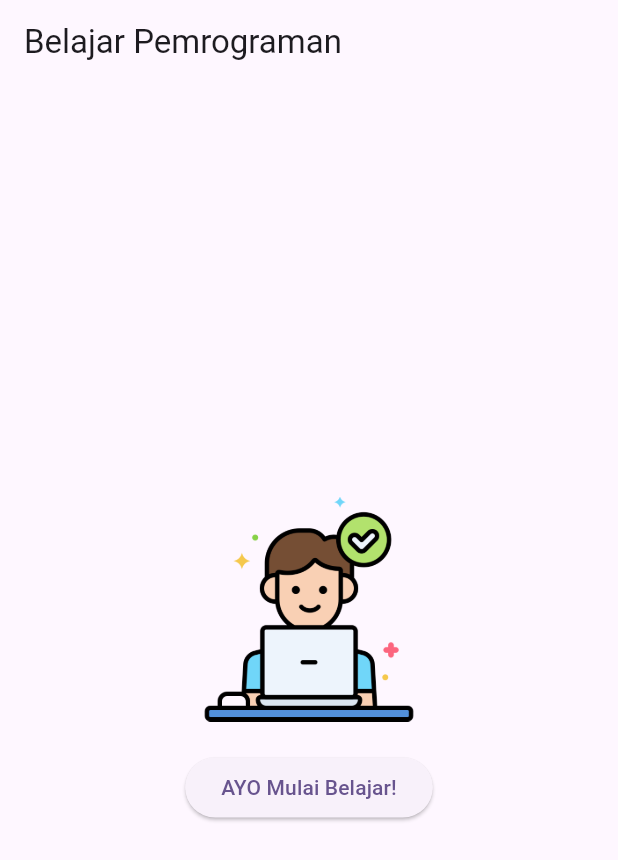
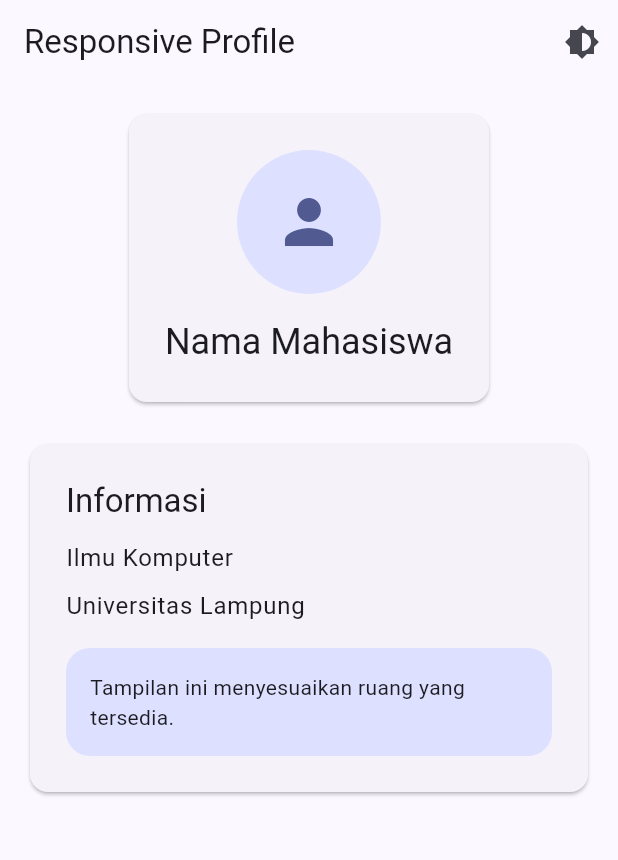
Before and after one commit to mourenemillie/prak_mola_hasna, a Flutter app: the screen it shows after launch, on a phone screen of 412 x 824 dp. Shown: the top 860 px of the screen. Run offline on Flutter 3.47's test engine with Material 3 defaults, Android fonts, the phone set to English and light mode, and no system bars.

Commit message:
pertemuan 4

```diff
--- /dev/null
+++ b/lib/app_theme.dart
@@ -0,0 +1,19 @@
+import 'package:flutter/material.dart';
+
+class AppTheme {
+  static final ThemeData lightTheme = ThemeData(
+    useMaterial3: true,
+    colorScheme: ColorScheme.fromSeed(
+      seedColor: Colors.indigo,
+      brightness: Brightness.light,
+    ),
+  );
+
+  static final ThemeData darkTheme = ThemeData(
+    useMaterial3: true,
+    colorScheme: ColorScheme.fromSeed(
+      seedColor: Colors.indigo,
+      brightness: Brightness.dark,
+    ),
+  );
+}
--- a/lib/main.dart
+++ b/lib/main.dart
@@ -1,22 +1,40 @@
 import 'package:flutter/material.dart';
-import 'first_widget.dart';
+import 'app_theme.dart';
+import 'responsive_profile.dart';
 
 void main() {
   runApp(const MyApp());
 }
 
-class MyApp extends StatelessWidget {
+class MyApp extends StatefulWidget {
   const MyApp({super.key});
+
+  @override
+  State<MyApp> createState() => _MyAppState();
+}
+
+class _MyAppState extends State<MyApp> {
+  ThemeMode themeMode = ThemeMode.light;
+
+  void toggleTheme() {
+    setState(() {
+      themeMode = themeMode == ThemeMode.light
+          ? ThemeMode.dark
+          : ThemeMode.light;
+    });
+  }
 
   @override
   Widget build(BuildContext context) {
     return MaterialApp(
-      title: 'Praktikum Mobile Lanjut',
-      theme: ThemeData(
-        colorScheme: ColorScheme.fromSeed(seedColor: Colors.deepPurple),
-        useMaterial3: true,
+      debugShowCheckedModeBanner: false,
+      title: 'Responsive Profile',
+      theme: AppTheme.lightTheme,
+      darkTheme: AppTheme.darkTheme,
+      themeMode: themeMode,
+      home: ResponsiveProfilePage(
+        onThemeChanged: toggleTheme,
       ),
-      home: const FirstWidget(),
     );
   }
 }
--- /dev/null
+++ b/lib/responsive_profile.dart
@@ -0,0 +1,136 @@
+import 'package:flutter/material.dart';
+
+class ResponsiveProfilePage extends StatelessWidget {
+  final VoidCallback onThemeChanged;
+
+  const ResponsiveProfilePage({
+    super.key,
+    required this.onThemeChanged,
+  });
+
+  @override
+  Widget build(BuildContext context) {
+    final size = MediaQuery.of(context).size;
+
+    return Scaffold(
+      appBar: AppBar(
+        title: const Text('Responsive Profile'),
+        actions: [
+          IconButton(
+            onPressed: onThemeChanged,
+            icon: const Icon(Icons.brightness_6),
+          ),
+        ],
+      ),
+      body: Padding(
+        padding: EdgeInsets.all(size.width < 600 ? 16 : 32),
+        child: LayoutBuilder(
+          builder: (context, constraints) {
+            return OrientationBuilder(
+              builder: (context, orientation) {
+                final isWide =
+                    constraints.maxWidth >= 600 ||
+                    orientation == Orientation.landscape;
+
+                return isWide
+                    ? const Row(
+                        crossAxisAlignment: CrossAxisAlignment.start,
+                        children: [
+                          Expanded(child: _ProfileHeader()),
+                          SizedBox(width: 24),
+                          Expanded(child: _ProfileInfo()),
+                        ],
+                      )
+                    : const Column(
+                        children: [
+                          _ProfileHeader(),
+                          SizedBox(height: 20),
+                          _ProfileInfo(),
+                        ],
+                      );
+              },
+            );
+          },
+        ),
+      ),
+    );
+  }
+}
+
+class _ProfileHeader extends StatelessWidget {
+  const _ProfileHeader();
+
+  @override
+  Widget build(BuildContext context) {
+    return Card(
+      child: Padding(
+        padding: const EdgeInsets.all(24),
+        child: Column(
+          children: [
+            CircleAvatar(
+              radius: 48,
+              child: Icon(
+                Icons.person,
+                size: 48,
+                color: Theme.of(context).colorScheme.primary,
+              ),
+            ),
+            const SizedBox(height: 16),
+            Text(
+              'Nama Mahasiswa',
+              style: Theme.of(context).textTheme.headlineSmall,
+              textAlign: TextAlign.center,
+            ),
+          ],
+        ),
+      ),
+    );
+  }
+}
+
+class _ProfileInfo extends StatelessWidget {
+  const _ProfileInfo();
+
+  @override
+  Widget build(BuildContext context) {
+    final scheme = Theme.of(context).colorScheme;
+
+    return Card(
+      child: Padding(
+        padding: const EdgeInsets.all(24),
+        child: Column(
+          crossAxisAlignment: CrossAxisAlignment.start,
+          children: [
+            Text(
+              'Informasi',
+              style: Theme.of(context).textTheme.titleLarge,
+            ),
+            const SizedBox(height: 12),
+            Text(
+              'Ilmu Komputer',
+              style: Theme.of(context).textTheme.bodyLarge,
+            ),
+            const SizedBox(height: 8),
+            Text(
+              'Universitas Lampung',
+              style: Theme.of(context).textTheme.bodyLarge,
+            ),
+            const SizedBox(height: 16),
+            Container(
+              width: double.infinity,
+              padding: const EdgeInsets.all(16),
+              decoration: BoxDecoration(
+                color: scheme.primaryContainer,
+                borderRadius: BorderRadius.circular(16),
+              ),
+              child: Text(
+                'Tampilan ini menyesuaikan ruang yang tersedia.',
+                style: Theme.of(context).textTheme.bodyMedium,
+              ),
+            ),
+          ],
+        ),
+      ),
+    );
+  }
+}
```
Also changed, not shown: assets/poppins-black.ttf (added), 1 other file.
